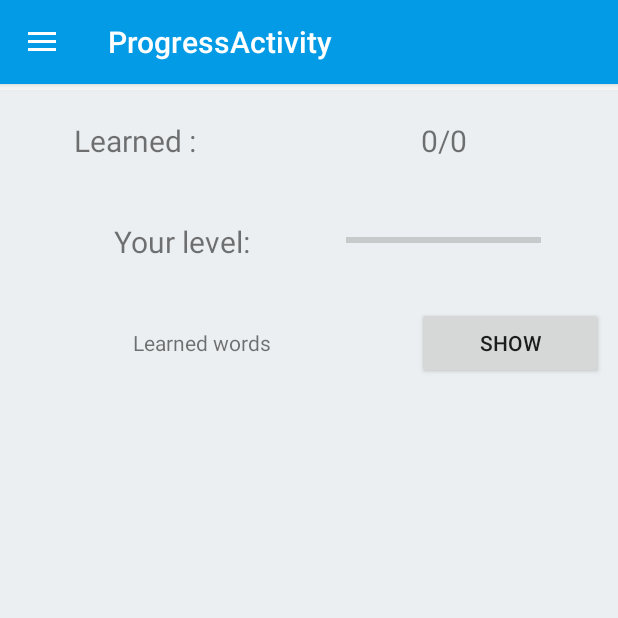
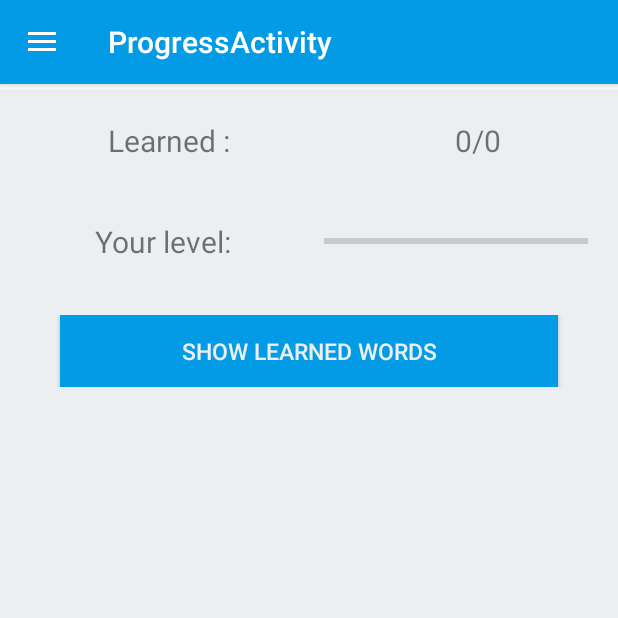
Before and after one commit to sanqa/BetterEnglish, an Android app: the ProgressActivity screen opened directly, with no data from a screen before it, in the side drawer, after a tap on "Progress", on a phone screen of 412 x 824 dp, the top half of it. Run offline under Robolectric (Android 15) with nearby library versions, the phone set to English and light mode, and no system bars; our stand-ins replace ButterKnife.

Commit message:
Changed learned words activity

```diff
--- a/app/src/main/java/com/bionic/sasha/betterenglish/ProgressActivity.java
+++ b/app/src/main/java/com/bionic/sasha/betterenglish/ProgressActivity.java
@@ -15,6 +15,7 @@ import android.support.v7.app.AppCompatActivity;
 import android.support.v7.widget.Toolbar;
 import android.view.Menu;
 import android.view.MenuItem;
+import android.widget.ProgressBar;
 import android.widget.TextView;
 
 import com.bionic.sasha.betterenglish.db.TranslateDBHelper;
@@ -34,6 +35,8 @@ public class ProgressActivity extends AppCompatActivity
     @BindView(R.id.current_all_learn)
     TextView currentLearn;
 
+    @BindView(R.id.progress_progress_bar)
+    ProgressBar progress;
 
     TranslateDBHelper dbHelper;
 
@@ -60,14 +63,11 @@ public class ProgressActivity extends AppCompatActivity
         long cnt  = DatabaseUtils.queryNumEntries(database, TranslateReaderDB.TranslateTexts.TABLE_NEW_WORD_NAME);
         allWords.setText("" + cnt);
 
-        Calendar calendar = Calendar.getInstance();
-        int pos = calendar.get(Calendar.MONTH);
-
-
-
-
         long current = DatabaseUtils.queryNumEntries(database, TranslateReaderDB.LearnedWords.TABLE_LEARNED_WORDS_NAME);
         currentLearn.setText("" + current);
+
+        progress.setMax((int) cnt);
+        progress.setProgress((int) current);
     }
 
     @Override
--- a/app/src/main/java/com/bionic/sasha/betterenglish/ShowLearnedWordsActivity.java
+++ b/app/src/main/java/com/bionic/sasha/betterenglish/ShowLearnedWordsActivity.java
@@ -34,13 +34,12 @@ public class ShowLearnedWordsActivity extends AppCompatActivity {
 
         ArrayList<String> myWords = getWords();
         ArrayList<String> myTranslates = getTranslates();
-        ArrayList<String> myDates = getDates();
 
 
         layoutManager = new LinearLayoutManager(this); //осуществляем подключение менеджера к нашему списку
         recyclerView.setLayoutManager(layoutManager);
 
-        adapter = new StudyWordsAdapter(myWords, myTranslates, myDates); //то же самое делаем с адаптером
+        adapter = new StudyWordsAdapter(myWords, myTranslates); //то же самое делаем с адаптером
         recyclerView.setAdapter(adapter);
     }
 
@@ -78,22 +77,4 @@ public class ShowLearnedWordsActivity extends AppCompatActivity {
         return mTrans;
     }
 
-    private ArrayList<String> getDates() {
-        ArrayList<String> mDates = new ArrayList<>();
-
-        SQLiteDatabase database = dbHelper.getWritableDatabase();
-        Cursor cursor = database.query(TranslateReaderDB.LearnedWords.TABLE_LEARNED_WORDS_NAME,null, null, null, null, null, null);
-        if (cursor != null) {
-            if (cursor.moveToFirst()) {
-                do {
-                    mDates.add(cursor.getString(cursor.getColumnIndex(TranslateReaderDB.LearnedWords.COLUMN_DATE)));
-                } while (cursor.moveToNext());
-            }
-        }
-
-
-        return mDates;
-    }
-
-
 }
--- a/app/src/main/java/com/bionic/sasha/betterenglish/ui/StudyWordsAdapter.java
+++ b/app/src/main/java/com/bionic/sasha/betterenglish/ui/StudyWordsAdapter.java
@@ -19,27 +19,23 @@ public class StudyWordsAdapter extends RecyclerView.Adapter<StudyWordsAdapter.Vi
 
     private ArrayList<String> words;
     private ArrayList<String> translates;
-    private ArrayList<String> date;
 
     public static class ViewHolder extends RecyclerView.ViewHolder {
 
         TextView wordRu;
         TextView wordEn;
-        TextView dates;
 
         public ViewHolder(View v) {
             super(v);
             wordRu = (TextView) v.findViewById(R.id.learned_word_ru);
             wordEn = (TextView) v.findViewById(R.id.learned_word_en);
-            dates = (TextView) v.findViewById(R.id.learned_word_date);
 
         }
     }
 
-    public StudyWordsAdapter(ArrayList words, ArrayList translates, ArrayList date){
+    public StudyWordsAdapter(ArrayList words, ArrayList translates){
         this.words = words;
         this.translates = translates;
-        this.date = date;
     }
 
 
@@ -58,7 +54,6 @@ public class StudyWordsAdapter extends RecyclerView.Adapter<StudyWordsAdapter.Vi
 
         holder.wordRu.setText(words.get(position));
         holder.wordEn.setText(translates.get(position));
-        holder.dates.setText(date.get(position));
 
     }
 
--- a/app/src/main/res/layout/content_progress.xml
+++ b/app/src/main/res/layout/content_progress.xml
@@ -14,11 +14,12 @@
     <LinearLayout
         android:layout_width="match_parent"
         android:layout_height="wrap_content"
-        android:gravity="center_horizontal"
+        android:gravity="center"
         android:orientation="horizontal">
 
         <TextView
-            android:layout_width="140dp"
+            android:layout_width="0dp"
+            android:layout_weight="1"
             android:layout_height="wrap_content"
             android:layout_margin="20dp"
             android:gravity="center"
@@ -26,9 +27,9 @@
             android:textSize="@dimen/progress_activity_text_size" />
 
         <LinearLayout
-            android:layout_width="match_parent"
+            android:layout_width="0dp"
+            android:layout_weight="1"
             android:layout_height="wrap_content"
-            android:layout_margin="@dimen/progress_margin_visual"
             android:gravity="center"
             android:orientation="horizontal">
 
@@ -61,11 +62,12 @@
     <LinearLayout
         android:layout_width="match_parent"
         android:layout_height="wrap_content"
-        android:gravity="center_horizontal"
+        android:gravity="center"
         android:orientation="horizontal">
 
         <TextView
-            android:layout_width="140dp"
+            android:layout_width="0dp"
+            android:layout_weight="1"
             android:layout_height="wrap_content"
             android:layout_margin="@dimen/progress_margin_visual"
             android:gravity="center"
@@ -76,9 +78,10 @@
         <ProgressBar
             android:id="@+id/progress_progress_bar"
             style="@style/Widget.AppCompat.ProgressBar.Horizontal"
-            android:layout_width="@dimen/progress_bar_width"
-            android:layout_height="@dimen/progress_bar_height"
-            android:layout_margin="@dimen/progress_margin_visual" />
+            android:layout_width="0dp"
+            android:layout_marginRight="@dimen/progress_margin_visual"
+            android:layout_weight="1"
+            android:layout_height="@dimen/progress_bar_height" />
 
 
     </LinearLayout>
@@ -86,22 +89,21 @@
     <LinearLayout
         android:layout_width="match_parent"
         android:layout_height="wrap_content"
-        android:orientation="horizontal">
+        android:gravity="center"
+        android:layout_marginTop="@dimen/progress_button_marginTop">
 
-        <TextView
-            android:layout_width="0dp"
-            android:layout_height="wrap_content"
-            android:layout_margin="@dimen/settings_margin"
-            android:layout_weight="2"
-            android:gravity="center"
-            android:text="@string/learned_words" />
+
 
         <Button
             android:layout_width="0dp"
             android:layout_height="wrap_content"
-            android:layout_margin="@dimen/settings_margin"
+            android:background="@color/mode1"
+            android:textColor="@color/our_background1"
+            android:textSize="@dimen/progress_button_textSize"
             android:layout_weight="1"
             android:onClick="showLearned"
+            android:layout_marginLeft="@dimen/progress_margin_side"
+            android:layout_marginRight="@dimen/progress_margin_side"
             android:text="@string/show" />
 
     </LinearLayout>
--- a/app/src/main/res/values/colors.xml
+++ b/app/src/main/res/values/colors.xml
@@ -6,7 +6,7 @@
 
     <color name="our_background1">#eceff1</color>
 
-    <color name="mode1">#0277BD</color>
+    <color name="mode1">#039BE5</color>
 
     <color name="mode2">#009688</color>
     <color name="mode2Dark">#00695C</color>
--- a/app/src/main/res/values/dimens.xml
+++ b/app/src/main/res/values/dimens.xml
@@ -42,5 +42,10 @@
     <dimen name="directly_text_size">20dp</dimen>
     <dimen name="directly_word_size">30dp</dimen>
     <dimen name="directly_margin_button">15dp</dimen>
+    <dimen name="progress_button_marginTop">15dp</dimen>
+    <dimen name="progress_margin_side">40dp</dimen>
+    <dimen name="progress_button_textSize">15sp</dimen>
+    <dimen name="learned_card_height">80dp</dimen>
+    <dimen name="learned_card_margin_side">40dp</dimen>
 
 </resources>
--- a/app/src/main/res/values/strings.xml
+++ b/app/src/main/res/values/strings.xml
@@ -45,7 +45,7 @@
     <string name="mode3_head">Translate the word</string>
     <string name="submit_button">SUBMIT</string>
     <string name="learned_words">Learned words</string>
-    <string name="show">Show</string>
+    <string name="show">Show learned words</string>
     <string name="write_to_author">Write to author</string>
     <string name="trainee_modes">Trainee Modes</string>
     <string name="result">Result!</string>
```
Also changed, not shown: app/src/main/res/layout/learned_card.xml (+5 -21 lines), 1 other file.
